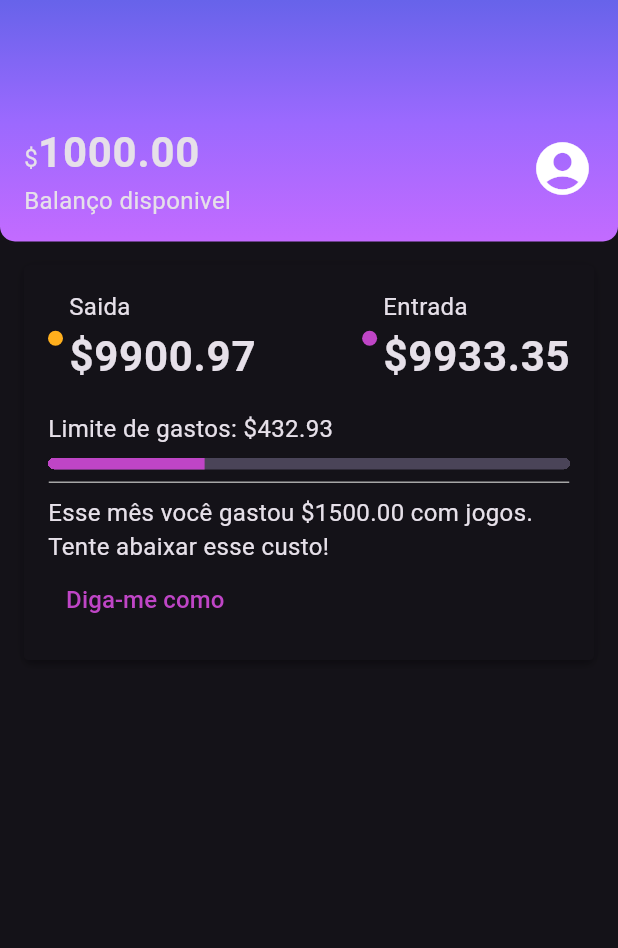
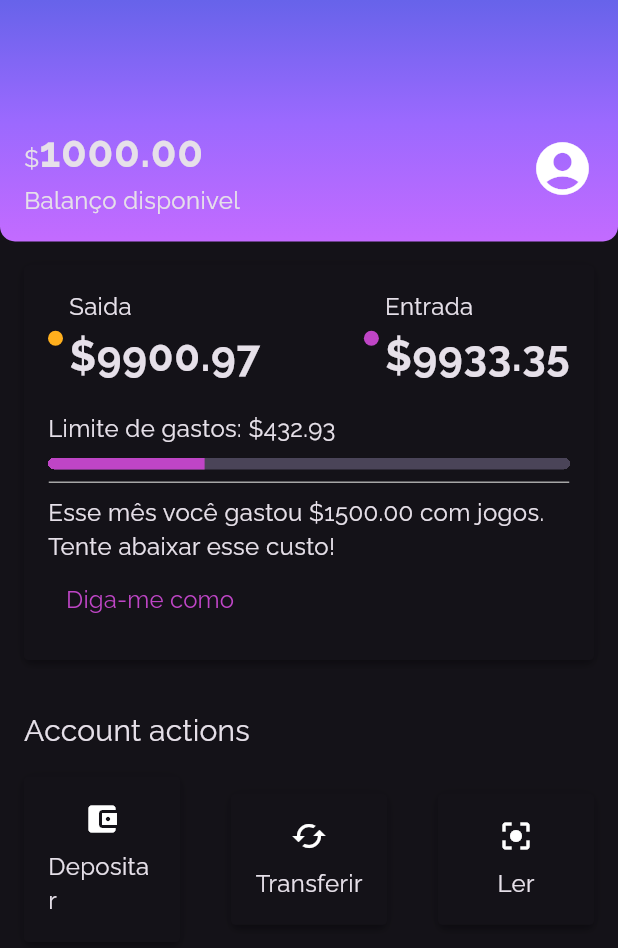
Before and after one commit to msbzz/flutterLayouts1, a Flutter app: the screen it shows after launch, on a phone screen of 412 x 824 dp. Shown: the top 948 px of the screen. Run offline on Flutter 3.47's test engine with Material 3 defaults, Android fonts, the phone set to English and light mode, and no system bars.

Commit message:
implementando 'accountActions', utilizando InkWell,padronizando nova tipografia 'Raleway'

```diff
--- a/alubank/lib/compoments/box_card.dart
+++ b/alubank/lib/compoments/box_card.dart
@@ -8,7 +8,7 @@ const BoxCard({ Key? key, required this.boxContent }) : super(key: key);
 
   @override
   Widget build(BuildContext context){
-    return Container(
+    return Ink(
       padding: const EdgeInsets.all(16),
       decoration: BoxDecoration(
         boxShadow: kElevationToShadow[3],
--- /dev/null
+++ b/alubank/lib/compoments/sections/account_actions.dart
@@ -0,0 +1,75 @@
+import 'package:alubank/compoments/box_card.dart';
+import 'package:flutter/material.dart';
+
+class AccoutActions extends StatelessWidget {
+  const AccoutActions({super.key});
+
+  @override
+  Widget build(BuildContext context) {
+    return Padding(
+      padding: EdgeInsets.all(16),
+      child: Column(
+        crossAxisAlignment: CrossAxisAlignment.start,
+        children: [
+          Padding(
+            padding: const EdgeInsets.only(bottom: 16.0),
+            child: Text('Account actions',
+                style: Theme.of(context).textTheme.titleMedium),
+          ),
+          Row(
+            mainAxisAlignment: MainAxisAlignment.spaceBetween,
+            children: [
+              InkWell(
+                onTap: () {},
+                child: BoxCard(
+                  boxContent: _accountActionsContent(
+                      icon: Icon(Icons.account_balance_wallet),
+                      text: 'Depositar'),
+                ),
+              ),
+              InkWell(
+                onTap: () {},
+                child: BoxCard(
+                  boxContent: _accountActionsContent(
+                      icon: Icon(Icons.cached), text: 'Transferir'),
+                ),
+              ),
+              InkWell(
+                onTap: () {},
+                child: BoxCard(
+                  boxContent: _accountActionsContent(
+                      icon: Icon(Icons.center_focus_strong), text: 'Ler'),
+                ),
+              ),
+            ],
+          )
+        ],
+      ),
+    );
+  }
+}
+
+class _accountActionsContent extends StatelessWidget {
+  final String text;
+  final Icon icon;
+
+  const _accountActionsContent(
+      {Key? key, required this.text, required this.icon})
+      : super(key: key);
+
+  @override
+  Widget build(BuildContext context) {
+    return Container(
+      width: 72,
+      child: Column(
+        children: [
+          Padding(
+            padding: const EdgeInsets.only(bottom: 8.0),
+            child: icon,
+          ),
+          Text(text)
+        ],
+      ),
+    );
+  }
+}
--- a/alubank/lib/screens/home.dart
+++ b/alubank/lib/screens/home.dart
@@ -1,4 +1,5 @@
 
+import 'package:alubank/compoments/sections/account_actions.dart';
 import 'package:alubank/compoments/sections/header.dart';
 import 'package:alubank/compoments/sections/recent_activity.dart';
 
@@ -14,6 +15,7 @@ class Home extends StatelessWidget {
         children: <Widget>[
           Header(),
           RecentActivity(),
+          AccoutActions(),
         ],
       ),
     );
--- a/alubank/lib/themes/my_theme.dart
+++ b/alubank/lib/themes/my_theme.dart
@@ -5,8 +5,10 @@ ThemeData MyTheme = ThemeData(
   primarySwatch: ThemeColors.primaryColor,
   primaryColor: ThemeColors.primaryColor,
   brightness: Brightness.dark,
+  fontFamily: 'Raleway',
   textTheme: TextTheme(
     bodyMedium: TextStyle(fontSize: 16),
     bodyLarge: TextStyle(fontSize:28,fontWeight: FontWeight.bold),
+    titleMedium: TextStyle(fontSize:20, fontWeight: FontWeight.normal)
   ),
 );
--- a/info.txt
+++ b/info.txt
@@ -65,6 +65,21 @@ objetivos 3
   Criação dos widgets que serão utilizados dentro dos cartões. Criando o widget 'ColorDot'
     obs: necessário indicar o parametro color como sendo opcional (?) devido ao flutter não reconhecer o map de cores em 'recentActivity'
 
-    Criação dos widgets que serão utilizados dentro dos cartões. Criando o widget 'ContentDivision'
+    Criação dos widgets que serão utilizados dentro do cartões. Criando o widget 'ContentDivision'
 
   Construção do conteudo do app
+    Criação do widget 'RecentActivity', inicio row valores
+
+    Criação do widget 'RecentActivity', finalização
+
+
+objetivos 4
+
+
+ Diferenciar elementos visuais de elementos com conteúdo;
+
+ Entender as necessidades de criar Widgets específicos para esses elementos visuais;
+
+ Aplicar Widgets estilizados na prática: esferas pequenas coloridas, linha para separar seções do conteúdo;
+
+ Praticar o conceito de utilizar todos os recursos que preparamos até o momento para finalizar a seção de RecentActivity.
```
Also changed, not shown: alubank/pubspec.yaml (+8 -0 lines), alubank/fonts/Raleway-Bold.ttf (added), alubank/fonts/Raleway-Regular.ttf (added), modelo/Alubank Layout.png (renamed from modelo/Alubank.png), modelo/ajuste do tema title_01.png (added), modelo/ajuste do tema title_02.png (added), modelo/ajuste do tema title_03.png (added), modelo/ajuste do tema title_04.1.png (added), modelo/ajuste do tema title_04.png (added), modelo/test accountActions.png (added), 1 other file.
